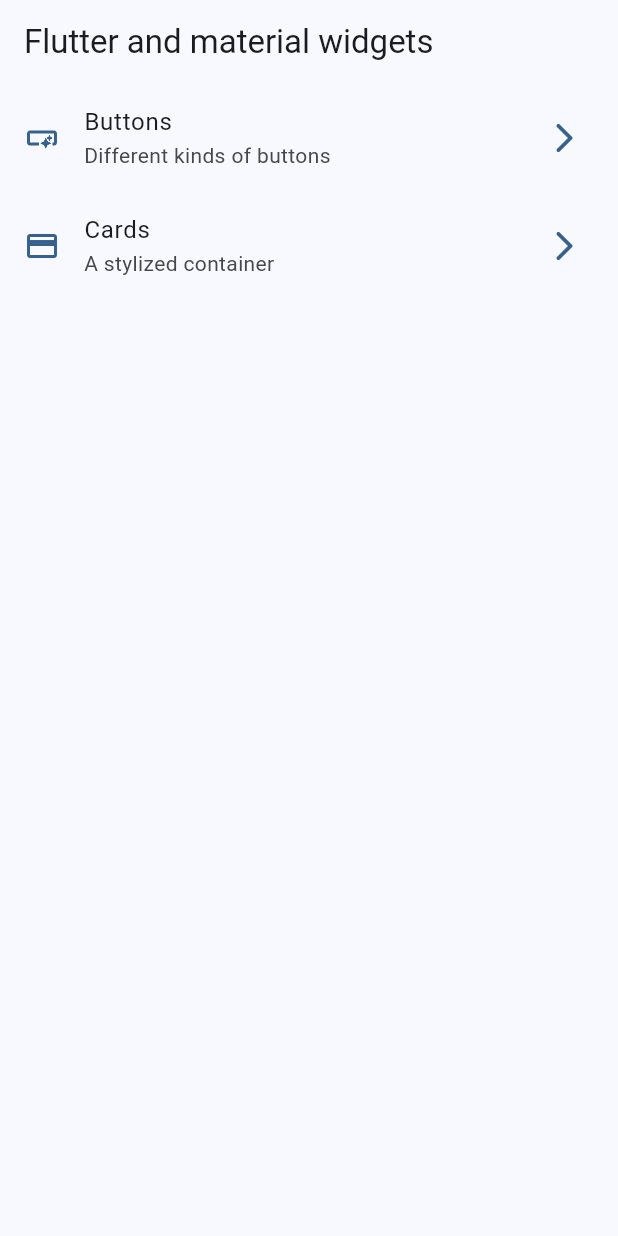
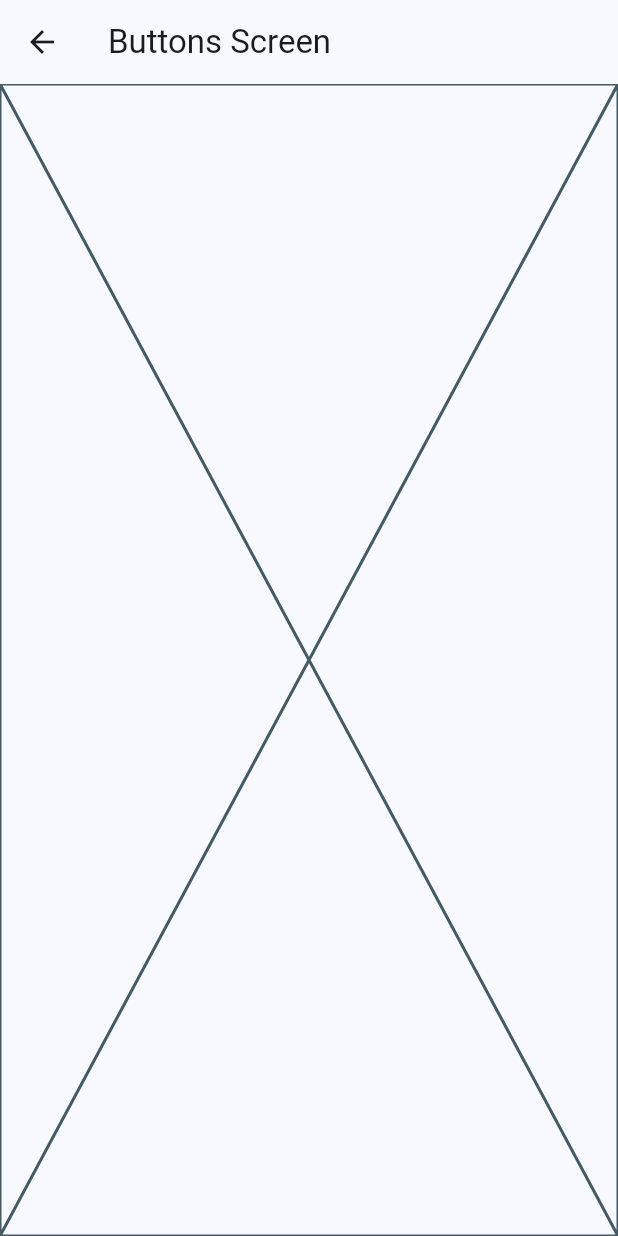
Before and after one commit to specktro/Flutter-WidgetsSampleApp, a Flutter app: the screen it shows after launch, after a tap on "Buttons", on a phone screen of 412 x 824 dp. Run offline on Flutter 3.47's test engine with Material 3 defaults, Android fonts, the phone set to English and light mode, and no system bars.

Commit message:
feat: Implement basic navigation to ButtonsScreen
This commit introduces basic navigation functionality.

- When a menu item in the `HomeScreen` is tapped, the app now navigates to the `ButtonsScreen`. This is implemented using `Navigator.of(context).push` with a `MaterialPageRoute`.
- Two new placeholder screens, `ButtonsScreen` and `CardsScreen`, have been created. Both display an `AppBar` with their respective titles and a `Placeholder` widget as their body.
- The `HomeScreen` file has been moved from `lib/presentation/views` to `lib/presentation/screens`.
- The import for `HomeScreen` in `main.dart` has been updated to reflect this change.

```diff
--- a/lib/main.dart
+++ b/lib/main.dart
@@ -1,6 +1,6 @@
 import 'package:flutter/material.dart';
 import 'package:widgets_app/config/app_theme.dart';
-import 'package:widgets_app/presentation/views/home_screen.dart';
+import 'package:widgets_app/presentation/screens/home_screen.dart';
 
 void main() {
   runApp(const MainApp());
--- /dev/null
+++ b/lib/presentation/screens/buttons_screen.dart
@@ -0,0 +1,15 @@
+import 'package:flutter/material.dart';
+
+class ButtonsScreen extends StatelessWidget {
+  const ButtonsScreen({super.key});
+
+  @override
+  Widget build(BuildContext context) {
+    return Scaffold(
+      appBar: AppBar(
+        title: const Text('Buttons Screen')
+      ),
+      body: Placeholder(),
+    );
+  }
+}
--- a/lib/presentation/views/home_screen.dart
+++ b/lib/presentation/screens/home_screen.dart
@@ -1,5 +1,6 @@
 import 'package:flutter/material.dart';
 import 'package:widgets_app/config/menu/menu_items.dart';
+import 'package:widgets_app/presentation/screens/buttons_screen.dart';
 
 class HomeScreen extends StatelessWidget {
   const HomeScreen({super.key});
@@ -43,7 +44,9 @@ class _CustomListTile extends StatelessWidget {
         title: Text(menuItem.title),
         subtitle: Text(menuItem.subtitle),
         onTap: () {
-          // TODO: Define navigation to the selected screen
+          Navigator.of(context).push(
+            MaterialPageRoute(builder: (context) => const ButtonsScreen())
+          );
         }
     );
   }
```
Also changed, not shown: lib/presentation/screens/cards_screen.dart (added, +15 -0 lines).
